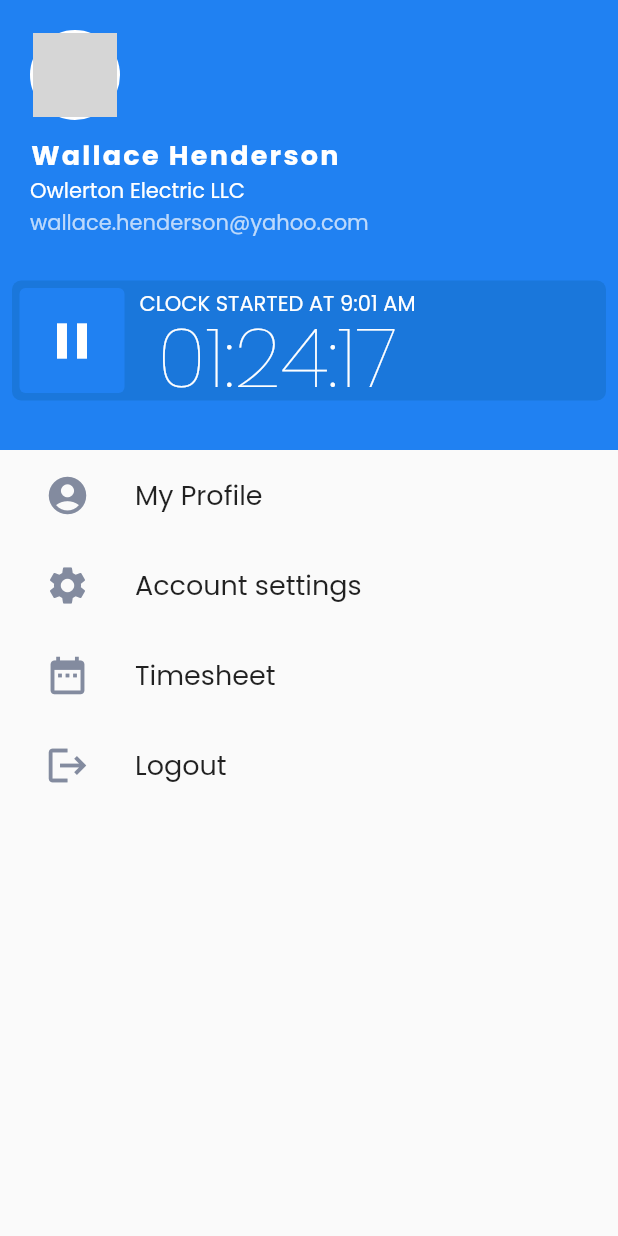
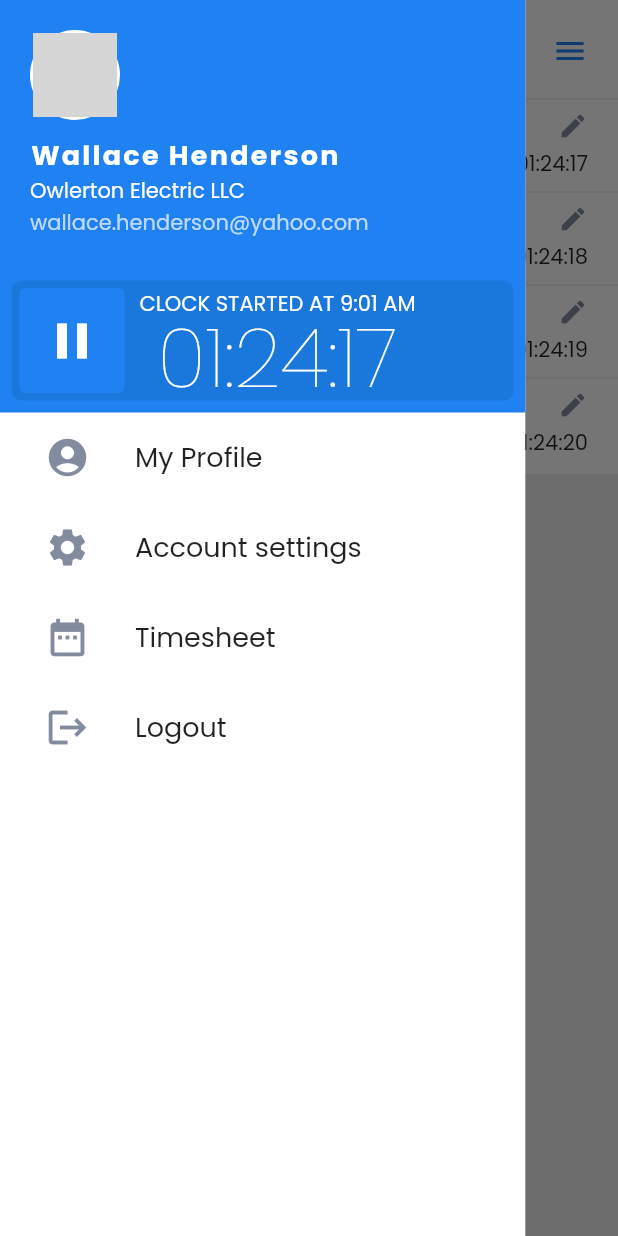
Before and after one commit to flutterwithdraig/TimerTrackerApp, a Flutter app: the screen it shows after launch, with the side drawer open (before the commit the screen has no drawer), on a phone screen of 412 x 824 dp. Run offline on Flutter 3.47's test engine with Material 2 defaults, Android fonts, the phone set to English and light mode, and no system bars; grey boxes are pictures that could not be loaded.

Commit message:
End episode 2

```diff
--- a/lib/main.dart
+++ b/lib/main.dart
@@ -1,18 +1,24 @@
 import 'package:flutter/material.dart';
 import 'package:flutter/services.dart';
 import 'package:flutter_timer/config/colors.dart';
-import 'package:flutter_timer/sidebar/header.dart';
-import 'package:flutter_timer/sidebar/menu.dart';
+import 'package:flutter_timer/sidebar/sidebar.dart';
 
 void main() {
   SystemChrome.setSystemUIOverlayStyle(
       SystemUiOverlayStyle(statusBarColor: AppColours.drkBlue));
 
-  runApp(const TimerApp());
+  runApp(TimerApp());
 }
 
 class TimerApp extends StatelessWidget {
-  const TimerApp({Key? key}) : super(key: key);
+  TimerApp({Key? key}) : super(key: key);
+
+  final List<Widget> timedEvents = [
+    EventItem(text: 'My Event 1', time: '01:24:17'),
+    EventItem(text: 'My Event 2', time: '01:24:18'),
+    EventItem(text: 'My Event 3', time: '01:24:19'),
+    EventItem(text: 'My Event 4', time: '01:24:20'),
+  ];
 
   @override
   Widget build(BuildContext context) {
@@ -20,9 +26,106 @@ class TimerApp extends StatelessWidget {
       theme: ThemeData(fontFamily: 'Poppins'),
       debugShowCheckedModeBanner: false,
       home: Scaffold(
-          body: Column(
-        children: [AppHeader(), AppMenu()],
-      )),
+        drawer: SideBar(),
+        drawerEnableOpenDragGesture: false,
+        backgroundColor: Colors.grey[200],
+        body: SafeArea(
+          child: EventList(timedEvents: timedEvents),
+        ),
+      ),
     );
   }
 }
+
+class EventList extends StatelessWidget {
+  const EventList({
+    Key? key,
+    required this.timedEvents,
+  }) : super(key: key);
+
+  final List<Widget> timedEvents;
+
+  @override
+  Widget build(BuildContext context) {
+    return Container(
+      padding: EdgeInsets.symmetric(vertical: 10),
+      color: Colors.white,
+      child: ListView.separated(
+        shrinkWrap: true,
+        separatorBuilder: (context, index) => Divider(),
+        itemCount: timedEvents.length + 1,
+        itemBuilder: (context, index) {
+          if (index == 0) {
+            return Stack(
+              children: [
+                Align(
+                  alignment: Alignment.center,
+                  child: Icon(
+                    Icons.add_circle_outline,
+                    size: 35,
+                    color: AppColours.blue,
+                  ),
+                ),
+                Align(
+                  alignment: Alignment.centerRight,
+                  child: Padding(
+                    padding: const EdgeInsets.only(right: 8.0),
+                    child: IconButton(
+                      onPressed: () {
+                        Scaffold.of(context).openDrawer();
+                      },
+                      icon: Icon(
+                        Icons.menu,
+                        color: AppColours.blue,
+                      ),
+                    ),
+                  ),
+                ),
+              ],
+            );
+          } else {
+            return timedEvents[index - 1];
+          }
+        },
+      ),
+    );
+  }
+}
+
+class EventItem extends StatelessWidget {
+  final String text;
+  final String time;
+
+  const EventItem({
+    Key? key,
+    required this.text,
+    required this.time,
+  }) : super(key: key);
+
+  @override
+  Widget build(BuildContext context) {
+    return Container(
+      color: Colors.white,
+      padding: const EdgeInsets.symmetric(horizontal: 20),
+      child: Row(
+        mainAxisAlignment: MainAxisAlignment.spaceBetween,
+        children: [
+          Text(text),
+          Column(
+            crossAxisAlignment: CrossAxisAlignment.end,
+            mainAxisSize: MainAxisSize.min,
+            children: [
+              Icon(
+                Icons.edit,
+                color: AppColours.grey,
+                size: 20,
+              ),
+              SizedBox(height: 5),
+              Text(time),
+            ],
+          )
+        ],
+      ),
+    );
+  }
+}
--- a/lib/sidebar/header.dart
+++ b/lib/sidebar/header.dart
@@ -10,13 +10,11 @@ class AppHeader extends StatelessWidget {
 
   @override
   Widget build(BuildContext context) {
-    return SafeArea(
-      child: DefaultTextStyle.merge(
+    return DefaultTextStyle.merge(
       style: TextStyle(color: Colors.white),
       child: Container(
         color: AppColours.blue,
         width: double.infinity,
-          height: 300,
         child: Column(
           crossAxisAlignment: CrossAxisAlignment.start,
           children: [
@@ -25,7 +23,6 @@ class AppHeader extends StatelessWidget {
           ],
         ),
       ),
-      ),
     );
   }
 }
--- /dev/null
+++ b/lib/sidebar/sidebar.dart
@@ -0,0 +1,26 @@
+import 'package:flutter/material.dart';
+
+import 'header.dart';
+import 'menu.dart';
+
+class SideBar extends StatelessWidget {
+  const SideBar({
+    Key? key,
+  }) : super(key: key);
+
+  @override
+  Widget build(BuildContext context) {
+    return SafeArea(
+      child: Container(
+        width: MediaQuery.of(context).size.width * .85,
+        color: Colors.white,
+        child: Column(
+          children: [
+            AppHeader(),
+            AppMenu(),
+          ],
+        ),
+      ),
+    );
+  }
+}
```
Lines whose indentation alone changed are shown as unchanged.
